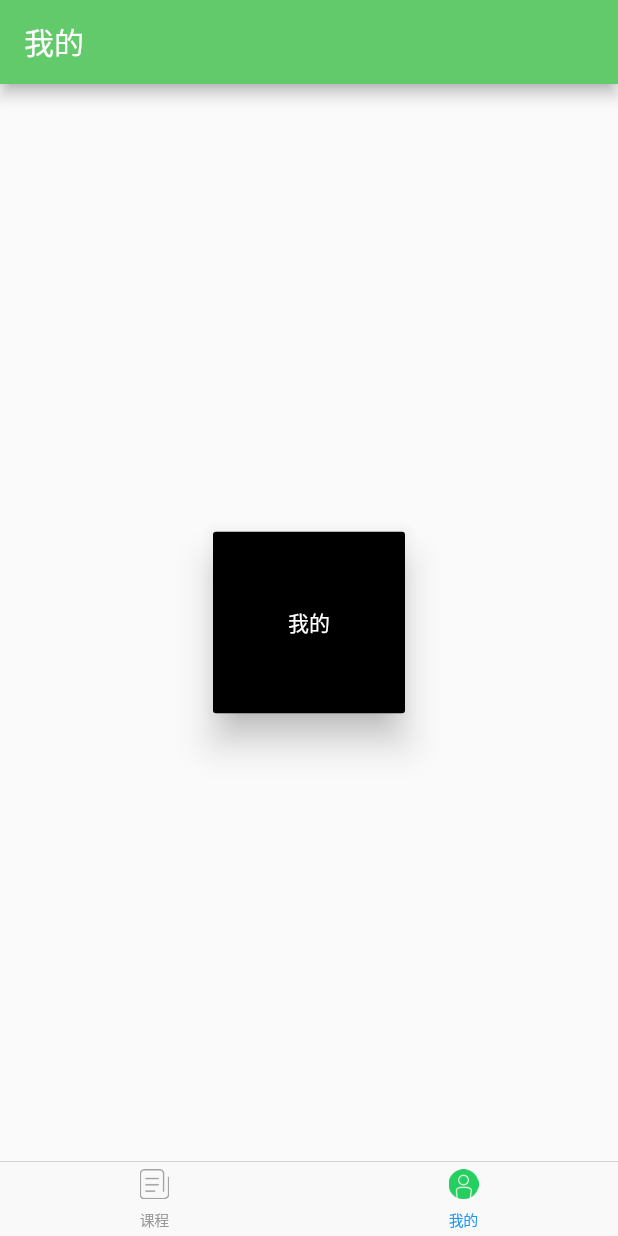
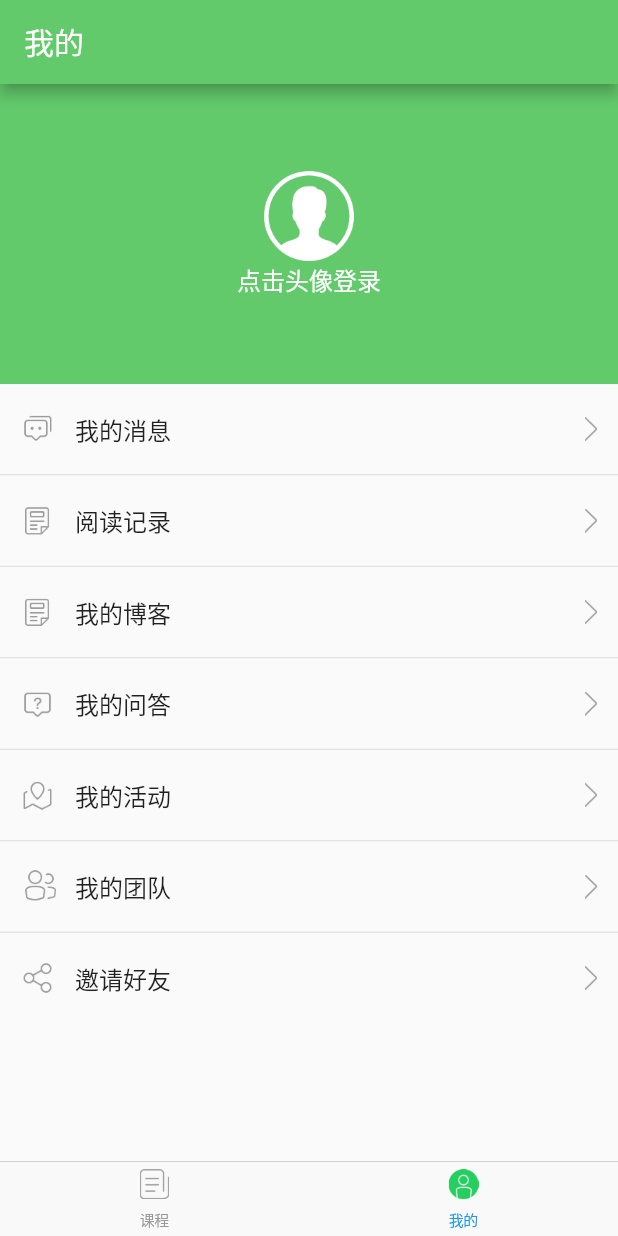
Before and after one commit to killdada/flutter, a Flutter app: the screen it shows after launch, item 2 of the bottom bar chosen, on a phone screen of 412 x 824 dp. Run offline on Flutter 3.47's test engine with Material 2 defaults, Android fonts, the phone set to English and light mode, and no system bars; our stand-ins replace connectivity, dio, event_bus, fluro, flutter_mobx, mobx and 1 more; generated files the repository leaves out were written again; statements that could not run were skipped.

Commit message:
我的页面

```diff
--- /dev/null
+++ b/lib/common/model/userinfo.dart
@@ -0,0 +1,10 @@
+// 用户信息
+class UserInfo {
+  String account;
+  String name;
+  num id;
+  String email;
+  String avatar;
+
+  UserInfo({this.id, this.account, this.name, this.email, this.avatar});
+}
--- /dev/null
+++ b/lib/common/utils/data_utils.dart
@@ -0,0 +1,55 @@
+import 'dart:async';
+
+import './local_storage.dart';
+import '../config/config.dart';
+import '../model/userinfo.dart';
+
+class DataUtils {
+  /// 保存登录的token
+  static login(String token) async {
+    if (token != null) {
+      await LocalStorage.save(Config.TOKEN_KEY, token);
+    }
+  }
+
+  /// 清除登录信息
+  static logout() async {
+    await LocalStorage.save(Config.TOKEN_KEY, '');
+    await LocalStorage.save(Config.USER_INFO, '');
+  }
+
+  /// 保存用户个人信息
+  static saveUserInfo(Map data) async {
+    if (data != null) {
+      await LocalStorage.save(Config.USER_INFO, data);
+    }
+  }
+
+  /// 获取用户信息
+  static getUserInfo() async {
+    bool isLogin = await DataUtils.isLogin();
+    if (!isLogin) {
+      return null;
+    }
+    UserInfo userInfo = UserInfo(
+      id: 212332,
+      account: 'yen',
+      name: '叶宁',
+      email: 'yen@mingyuan.com.cn',
+      avatar: '',
+    );
+    return userInfo;
+  }
+
+  /// 是否登录
+  static isLogin() async {
+    String token = await LocalStorage.get(Config.TOKEN_KEY);
+    return token != null;
+  }
+
+  // 获取accesstoken
+  static getAccessToken() async {
+    String token = await LocalStorage.get(Config.TOKEN_KEY);
+    return token;
+  }
+}
--- a/lib/page/login.dart
+++ b/lib/page/login.dart
@@ -9,7 +9,7 @@ class LoginState extends State<Login> {
   @override
   Widget build(BuildContext context) {
     return new Center(
-      child: new Text('登录'),
+      child: new Text('登录555'),
     );
   }
 }
--- a/lib/page/my.dart
+++ b/lib/page/my.dart
@@ -1,43 +1,249 @@
+import 'dart:convert';
+
 import 'package:flutter/material.dart';
 import 'package:fluro/fluro.dart';
 import 'package:myapp/router/application.dart';
 
+import 'package:myapp/common/utils/data_utils.dart';
+import 'package:myapp/common/constant/theme.dart';
+import 'package:myapp/common/model/userinfo.dart';
+
 class My extends StatefulWidget {
   @override
-  State createState() => new MyState();
+  State<StatefulWidget> createState() {
+    return MyPageState();
+  }
 }
 
-class MyState extends State<My> {
+class MyPageState extends State<My> {
+  static const double IMAGE_ICON_WIDTH = 30.0;
+  static const double ARROW_ICON_WIDTH = 16.0;
+
+  Color themeColor = ThemeUtils.currentColorTheme;
+
+  var titles = ["我的消息", "阅读记录", "我的博客", "我的问答", "我的活动", "我的团队", "邀请好友"];
+  var imagePaths = [
+    "assets/images/my/ic_my_message.png",
+    "assets/images/my/ic_my_blog.png",
+    "assets/images/my/ic_my_blog.png",
+    "assets/images/my/ic_my_question.png",
+    "assets/images/my/ic_discover_pos.png",
+    "assets/images/my/ic_my_team.png",
+    "assets/images/my/ic_my_recommend.png"
+  ];
+  var icons = [];
+  var userAvatar;
+  var userName;
+  var titleTextStyle = TextStyle(fontSize: 16.0);
+  var rightArrowIcon = Image.asset(
+    'assets/images/ic_arrow_right.png',
+    width: ARROW_ICON_WIDTH,
+    height: ARROW_ICON_WIDTH,
+  );
+
+  MyPageState() {
+    for (int i = 0; i < imagePaths.length; i++) {
+      icons.add(getIconImage(imagePaths[i]));
+    }
+  }
+
+  @override
+  void initState() {
+    super.initState();
+    _showUserInfo();
+  }
+
+  _showUserInfo() async {
+    UserInfo userInfo = await DataUtils.getUserInfo();
+    if (userInfo != null) {
+      print(userInfo.name);
+      setState(() {
+        userAvatar = userInfo.avatar;
+        userName = userInfo.name;
+      });
+    } else {
+      setState(() {
+        userAvatar = null;
+        userName = null;
+      });
+    }
+  }
+
+  Widget getIconImage(path) {
+    return Padding(
+      padding: const EdgeInsets.fromLTRB(0.0, 0.0, 10.0, 0.0),
+      child:
+          Image.asset(path, width: IMAGE_ICON_WIDTH, height: IMAGE_ICON_WIDTH),
+    );
+  }
+
   @override
   Widget build(BuildContext context) {
-    return new Center(
-      child: new RaisedButton(
-        onPressed: () {
-          print(
-              '点击3333333333333333333333333333333333333333333333333333333333333333333333333333333');
-          Application.router
-              .navigateTo(context, "/counter",
-                  transition: TransitionType.native)
-              .then((result) {});
+    var listView = ListView.builder(
+      itemCount: titles.length * 2,
+      itemBuilder: (context, i) => renderRow(i),
+    );
+    return listView;
+  }
+
+  // 获取用户信息
+  getUserInfo() async {
+    String accessToken = await DataUtils.getAccessToken();
+    Map<String, String> params = Map();
+    params['access_token'] = accessToken;
+    // NetUtils.get(Api.userInfo, params: params).then((data) {
+    //   if (data != null) {
+    //     var map = json.decode(data);
+    //     setState(() {
+    //       userAvatar = map['avatar'];
+    //       userName = map['name'];
+    //     });
+    //     DataUtils.saveUserInfo(map);
+    //   }
+    // });
+  }
+
+  _login() async {
+    Application.router
+        .navigateTo(context, "/counter", transition: TransitionType.native)
+        .then((result) {});
+    // // 打开登录页并处理登录成功的回调
+    // final result =
+    //     await Navigator.of(context).push(MaterialPageRoute(builder: (context) {
+    //   return NewLoginPage();
+    // }));
+    // // result为"refresh"代表登录成功
+    // if (result != null && result == "refresh") {
+    //   // 刷新用户信息
+    //   getUserInfo();
+    //   // 通知动弹页面刷新
+    //   Constants.eventBus.fire(LoginEvent());
+    // }
+  }
+
+  _showUserInfoDetail() {}
+
+  renderRow(i) {
+    if (i == 0) {
+      var avatarContainer = Container(
+        color: themeColor,
+        height: 200.0,
+        child: Center(
+          child: Column(
+            mainAxisAlignment: MainAxisAlignment.center,
+            children: <Widget>[
+              userAvatar == null
+                  ? Image.asset(
+                      "assets/images/ic_avatar_default.png",
+                      width: 60.0,
+                    )
+                  : Container(
+                      width: 60.0,
+                      height: 60.0,
+                      decoration: BoxDecoration(
+                        shape: BoxShape.circle,
+                        color: Colors.transparent,
+                        image: DecorationImage(
+                            image: NetworkImage(userAvatar), fit: BoxFit.cover),
+                        border: Border.all(
+                          color: Colors.white,
+                          width: 2.0,
+                        ),
+                      ),
+                    ),
+              Text(
+                userName == null ? "点击头像登录" : userName,
+                style: TextStyle(color: Colors.white, fontSize: 16.0),
+              ),
+            ],
+          ),
+        ),
+      );
+      return GestureDetector(
+        onTap: () {
+          DataUtils.isLogin().then((isLogin) {
+            if (isLogin) {
+              // 已登录，显示用户详细信息
+              _showUserInfoDetail();
+            } else {
+              // 未登录，跳转到登录页面
+              _login();
+            }
+          });
         },
-        color: Colors.black, //按钮的背景颜色
-        padding: EdgeInsets.all(50.0), //按钮距离里面内容的内边距
-        child: new Text('我的'),
-        textColor: Colors.white, //文字的颜色
-        textTheme: ButtonTextTheme.normal, //按钮的主题
-        onHighlightChanged: (bool b) {
-          //水波纹高亮变化回调
-        },
-        disabledTextColor: Colors.black54, //按钮禁用时候文字的颜色
-        disabledColor: Colors.black54, //按钮被禁用的时候显示的颜色
-        highlightColor: Colors.yellowAccent, //点击或者toch控件高亮的时候显示在控件上面，水波纹下面的颜色
-        splashColor: Colors.white, //水波纹的颜色
-        colorBrightness: Brightness.light, //按钮主题高亮
-        elevation: 10.0, //按钮下面的阴影
-        highlightElevation: 10.0, //高亮时候的阴影
-        disabledElevation: 10.0, //按下的时候的阴影
-//              shape:,//设置形状  LearnMaterial中有详解
+        child: avatarContainer,
+      );
+    }
+    --i;
+    if (i.isOdd) {
+      return Divider(
+        height: 1.0,
+      );
+    }
+    i = i ~/ 2;
+    String title = titles[i];
+    var listItemContent = Padding(
+      padding: const EdgeInsets.fromLTRB(10.0, 15.0, 10.0, 15.0),
+      child: Row(
+        children: <Widget>[
+          icons[i],
+          Expanded(
+              child: Text(
+            title,
+            style: titleTextStyle,
+          )),
+          rightArrowIcon
+        ],
       ),
     );
+    return InkWell(
+      child: listItemContent,
+      onTap: () {
+        _handleListItemClick(title);
+      },
+    );
+  }
+
+  _showLoginDialog() {
+    showDialog(
+        context: context,
+        builder: (BuildContext ctx) {
+          return AlertDialog(
+            title: Text('提示'),
+            content: Text('没有登录，现在去登录吗？'),
+            actions: <Widget>[
+              FlatButton(
+                child: Text(
+                  '取消',
+                  style: TextStyle(color: Colors.red),
+                ),
+                onPressed: () {
+                  Navigator.of(context).pop();
+                },
+              ),
+              FlatButton(
+                child: Text(
+                  '确定',
+                  style: TextStyle(color: Colors.blue),
+                ),
+                onPressed: () {
+                  Navigator.of(context).pop();
+                  _login();
+                },
+              )
+            ],
+          );
+        });
+  }
+
+  _handleListItemClick(String title) {
+    DataUtils.isLogin().then((isLogin) {
+      if (!isLogin) {
+        // 未登录
+        _showLoginDialog();
+      } else {
+        print('goto>>');
+      }
+    });
   }
 }
--- a/lib/page/page_container.dart
+++ b/lib/page/page_container.dart
@@ -31,12 +31,12 @@ class PageContainerState extends State<PageContainer> {
     if (tabImages == null) {
       tabImages = [
         [
-          getTabImage('assets/images/ic_nav_news_normal.png'),
-          getTabImage('assets/images/ic_nav_news_actived.png')
+          getTabImage('assets/images/nav/ic_nav_news_normal.png'),
+          getTabImage('assets/images/nav/ic_nav_news_actived.png')
         ],
         [
-          getTabImage('assets/images/ic_nav_my_normal.png'),
-          getTabImage('assets/images/ic_nav_my_pressed.png')
+          getTabImage('assets/images/nav/ic_nav_my_normal.png'),
+          getTabImage('assets/images/nav/ic_nav_my_pressed.png')
         ]
       ];
     }
--- a/pubspec.yaml
+++ b/pubspec.yaml
@@ -69,6 +69,8 @@ flutter:
   # 图片和一些mock假数据
   assets:
     - assets/images/
+    - assets/images/nav/
+    - assets/images/my/
     - mock/
   # To add assets to your application, add an assets section, like this:
   # assets:
```
Also changed, not shown: assets/images/ic_comment.png (deleted), assets/images/my/ic_discover_pos.png (added), assets/images/my/ic_my_blog.png (renamed from assets/images/ic_my_blog.png), assets/images/my/ic_my_message.png (renamed from assets/images/ic_my_message.png), assets/images/my/ic_my_question.png (renamed from assets/images/ic_my_question.png), assets/images/my/ic_my_recommend.png (added), assets/images/my/ic_my_team.png (renamed from assets/images/ic_my_team.png), assets/images/nav/ic_nav_my_normal.png (renamed from assets/images/ic_nav_my_normal.png), assets/images/nav/ic_nav_my_pressed.png (renamed from assets/images/ic_nav_my_pressed.png), assets/images/nav/ic_nav_news_actived.png (renamed from assets/images/ic_nav_news_actived.png), assets/images/nav/ic_nav_news_normal.png (renamed from assets/images/ic_nav_news_normal.png).
